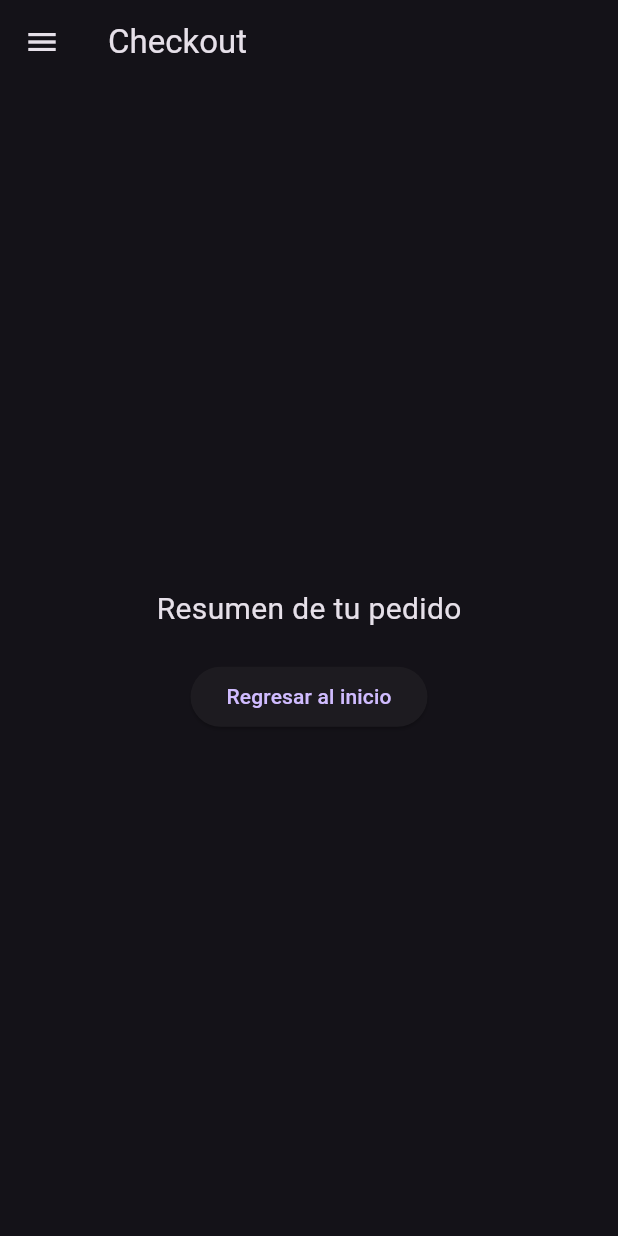
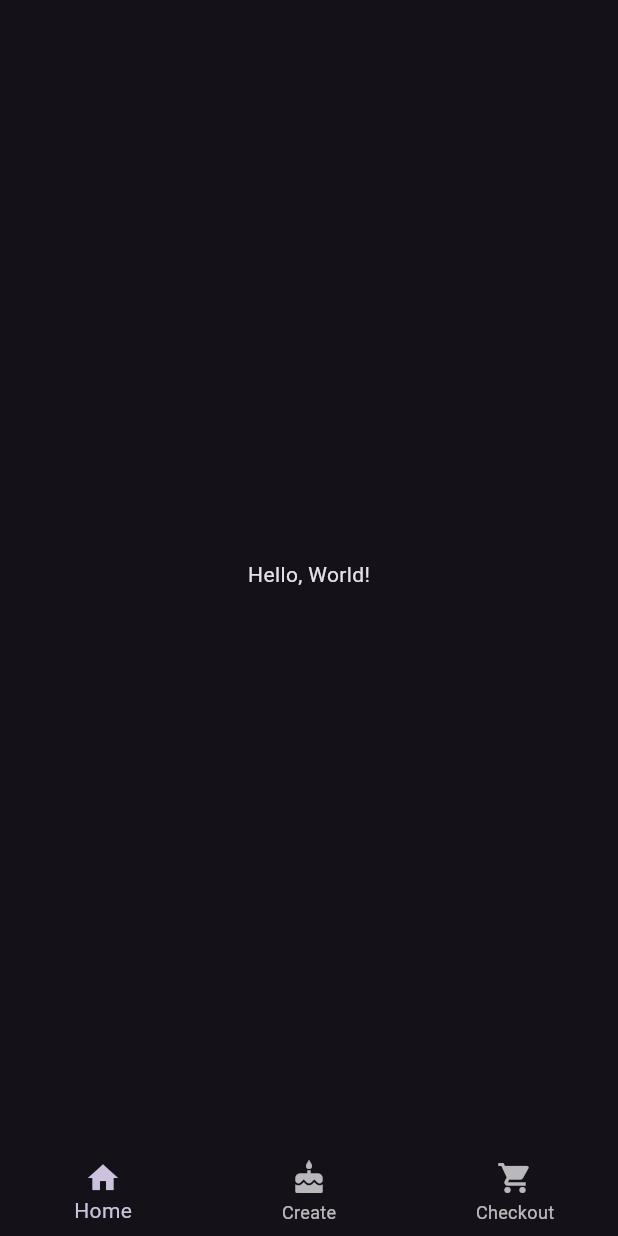
Before and after one commit to Jarvyes14/CupCake_App, a Flutter app: the CheckoutScreen screen opened by its route, on a phone screen of 412 x 824 dp. Run offline on Flutter 3.47's test engine with Material 3 defaults, Android fonts, the phone set to English and light mode, and no system bars.

Commit message:
Barra inferior

```diff
--- a/lib/main.dart
+++ b/lib/main.dart
@@ -4,19 +4,21 @@ import 'screens/builder_screen.dart';
 import 'screens/checkout_screen.dart';
 
 void main() {
-  runApp(CupcakeApp());
+  runApp(CupcakeApp()); // Se llama a la funcion runApp() y se le pasa como argumento una instancia de la clase CupcakeApp
 }
 
+// Clase CupcakeApp que extiende de StatelessWidget
+// StatelessWidget es un widget que no mantiene estado
 class CupcakeApp extends StatelessWidget {
   @override
-  Widget build(BuildContext context) {
+  Widget build(BuildContext context) { //
     return MaterialApp(
       debugShowCheckedModeBanner: false,
       title: 'Cupcake Builder',
       theme: ThemeData.dark(),
-      initialRoute: '/',
+      initialRoute: '/', // Ruta inicial
       routes: {
-        '/': (context) => HomeScreen(),
+        '/': (context) => HomeScreen(), // Define el contexto de la ruta '/' (La primera pantalla que se muestra)
         '/builder': (context) => BuilderScreen(),
         '/checkout': (context) => CheckoutScreen(),
       },
--- a/lib/widgets/app_scaffold.dart
+++ b/lib/widgets/app_scaffold.dart
@@ -1,45 +1,17 @@
+import 'package:cupcake_app/widgets/bottom_nav_bar.dart';
 import 'package:flutter/material.dart';
 
 class AppScaffold extends StatelessWidget {
   final Widget body;
   final String title;
 
-  const AppScaffold({required this.body, required this.title});
+  const AppScaffold({required this.body, required this.title}); //Toma dos parametros y los pasa a las propiedades de la clase
 
   @override
   Widget build(BuildContext context) {
-    return Scaffold(
-      appBar: AppBar(title: Text(title)),
-      drawer: Drawer(
-        child: ListView(
-          padding: EdgeInsets.zero,
-          children: [
-            DrawerHeader(
-              decoration: BoxDecoration(color: Colors.pink),
-              child: Text(
-                'Menú',
-                style: TextStyle(color: Colors.white, fontSize: 24),
-              ),
-            ),
-            ListTile(
-              leading: Icon(Icons.home),
-              title: Text('Inicio'),
-              onTap: () => Navigator.pushReplacementNamed(context, '/'),
-            ),
-            ListTile(
-              leading: Icon(Icons.cake),
-              title: Text('Personalizar Cupcake'),
-              onTap: () => Navigator.pushReplacementNamed(context, '/builder'),
-            ),
-            ListTile(
-              leading: Icon(Icons.shopping_cart),
-              title: Text('Checkout'),
-              onTap: () => Navigator.pushReplacementNamed(context, '/checkout'),
-            ),
-          ],
-        ),
-      ),
-      body: body,
+    return const Scaffold( //Widget que implementa la estructura visual básica
+      bottomNavigationBar: BNavigator(),
+      body: Center(child: Text('Hello, World!')),
     );
   }
 }
--- /dev/null
+++ b/lib/widgets/bottom_nav_bar.dart
@@ -0,0 +1,30 @@
+import 'package:flutter/material.dart';
+
+class BNavigator extends StatefulWidget {
+  const BNavigator ({Key? key}) : super(key: key);
+
+  @override
+  _BNavigatorState createState() => _BNavigatorState();
+}
+
+class _BNavigatorState extends State<BNavigator> {
+  @override
+  Widget build(BuildContext context) {
+    return BottomNavigationBar(
+      items: const [
+        BottomNavigationBarItem(
+          icon: Icon(Icons. home),
+          label: 'Home',
+        ),
+        BottomNavigationBarItem(
+          icon: Icon(Icons. cake),
+          label: 'Create'
+        ),
+        BottomNavigationBarItem(
+          icon: Icon(Icons. shopping_cart),
+          label: 'Checkout'
+        ),
+      ]
+    );
+  }
+}
```
